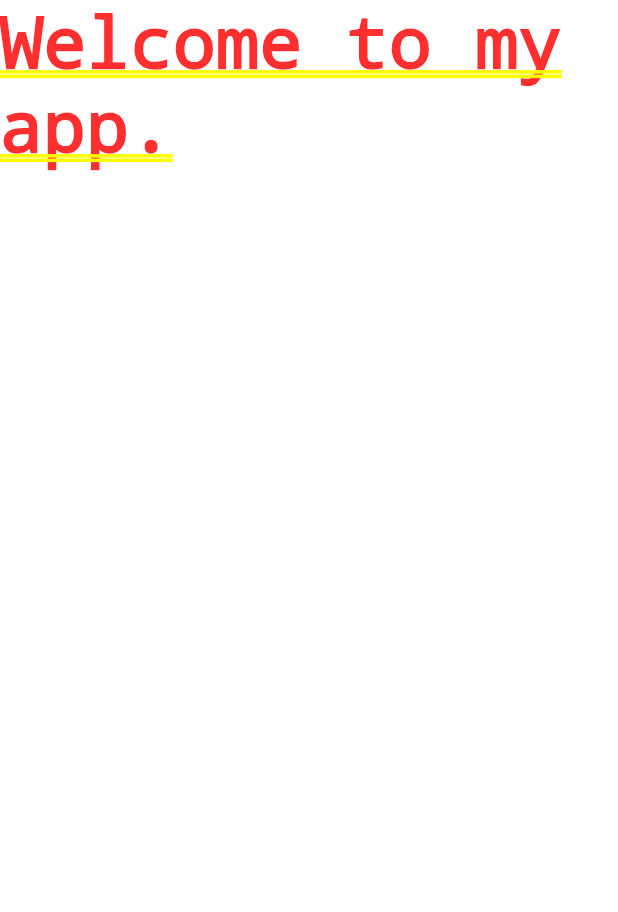
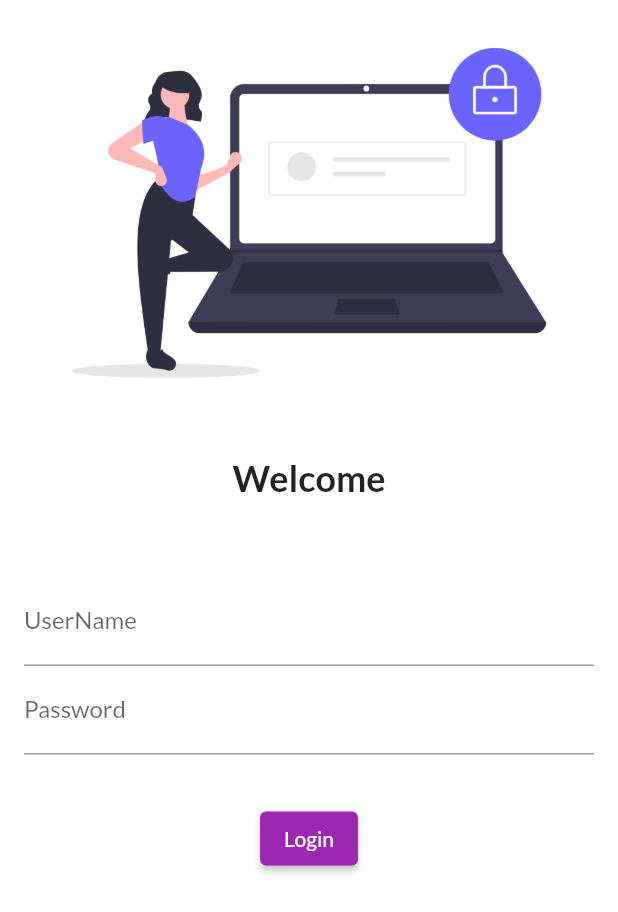
Before and after one commit to BilalQamar-codes/flutter_application_1, a Flutter app: the screen it shows after launch, on a phone screen of 412 x 824 dp. Shown: the top 912 px of the screen. Run offline on Flutter 3.47's test engine with Material 2 defaults, Android fonts, the phone set to English and light mode, and no system bars; our stand-ins replace google_fonts.

Commit message:
second day

```diff
--- a/lib/main.dart
+++ b/lib/main.dart
@@ -1,4 +1,9 @@
+// ignore_for_file: prefer_const_constructors, avoid_unnecessary_containers, unused_import
+
 import 'package:flutter/material.dart';
+import 'package:flutter_application_1/pages/Login_page.dart';
+import 'package:google_fonts/google_fonts.dart';
+import 'pages/Home_Page.dart';
 
 void main() {
   runApp(MyApp());
@@ -10,9 +15,18 @@ class MyApp extends StatelessWidget {
   @override
   Widget build(BuildContext context) {
     return MaterialApp(
-      home: Container(
-        child: Text("Welcome to my app."),
-      ),
+      themeMode: ThemeMode.system,
+      theme: ThemeData(
+          primarySwatch: Colors.purple,
+          fontFamily: GoogleFonts.lato().fontFamily),
+      darkTheme: ThemeData(brightness: Brightness.dark),
+      routes: {
+        "/": (context) => Login_Page(),
+        "/home": ((context) => Homepage()),
+        "/login": ((context) => Login_Page())
+      },
     );
   }
 }
+
+bringvegetables() {}
--- /dev/null
+++ b/lib/pages/Login_page.dart
@@ -0,0 +1,55 @@
+// ignore_for_file: prefer_const_constructors, duplicate_ignore, camel_case_types, file_names, avoid_print
+
+import 'package:flutter/material.dart';
+
+class Login_Page extends StatelessWidget {
+  const Login_Page({super.key});
+
+  @override
+  Widget build(BuildContext context) {
+    return Material(
+      color: Colors.white,
+      child: Column(
+        children: [
+          Image.asset(
+            "Assets/Imges/login_image.png",
+          ),
+          SizedBox(
+            height: 20.0,
+          ),
+          Text(
+            "Welcome",
+            style: TextStyle(fontSize: 24, fontWeight: FontWeight.bold),
+          ),
+          SizedBox(
+            height: 20.0,
+          ),
+          Padding(
+            padding:
+                const EdgeInsets.symmetric(horizontal: 16.0, vertical: 32.0),
+            child: Column(
+              children: [
+                TextFormField(
+                  decoration: InputDecoration(
+                      hintText: "Enter User Name", labelText: "UserName"),
+                ),
+                TextFormField(
+                  obscureText: true,
+                  decoration: InputDecoration(
+                      hintText: "Enter Password", labelText: "Password"),
+                )
+              ],
+            ),
+          ),
+          ElevatedButton(
+            style: TextButton.styleFrom(),
+            onPressed: () {
+              print("You are Logged In sucessfully!");
+            },
+            child: Text("Login"),
+          ),
+        ],
+      ),
+    );
+  }
+}
--- a/pubspec.yaml
+++ b/pubspec.yaml
@@ -36,6 +36,7 @@ dependencies:
   # The following adds the Cupertino Icons font to your application.
   # Use with the CupertinoIcons class for iOS style icons.
   cupertino_icons: ^1.0.2
+  google_fonts: ^3.0.1
 
 dev_dependencies:
   flutter_test:
@@ -60,8 +61,8 @@ flutter:
   uses-material-design: true
 
   # To add assets to your application, add an assets section, like this:
-  # assets:
-  #   - images/a_dot_burr.jpeg
+  assets:
+    - Assets/Imges/
   #   - images/a_dot_ham.jpeg
 
   # An image asset can refer to one or more resolution-specific "variants", see
```
Also changed, not shown: lib/pages/Home_Page.dart (added, +24 -0 lines), Assets/Imges/login_image.png (added), pubspec.lock, 1 other file.
